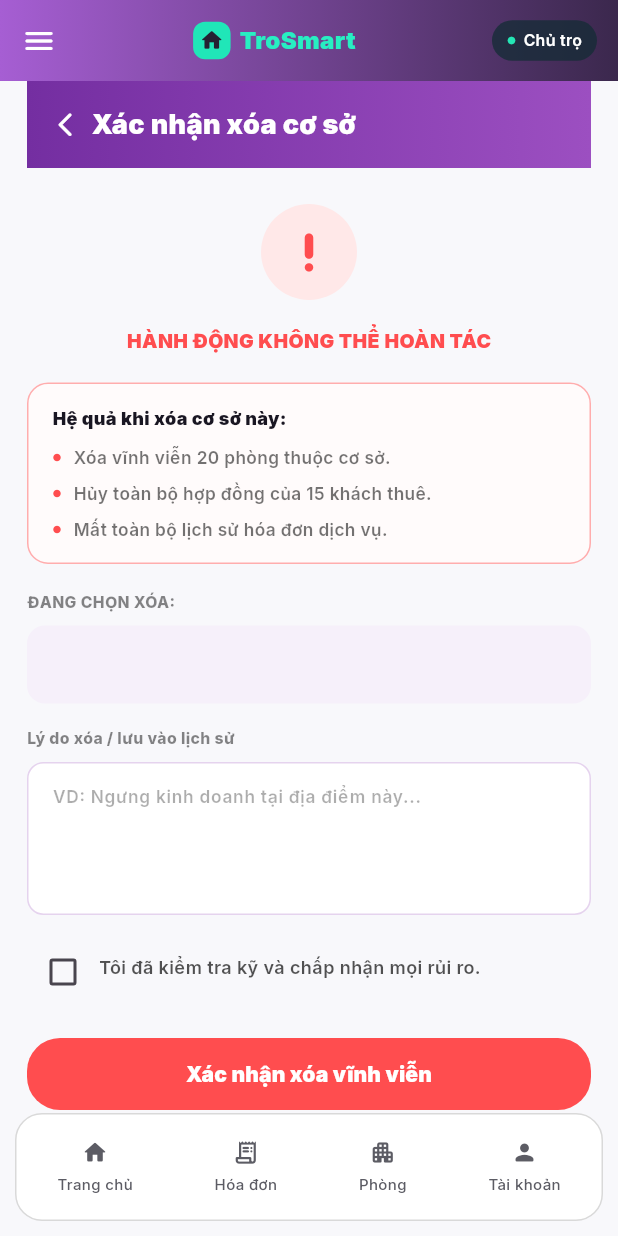
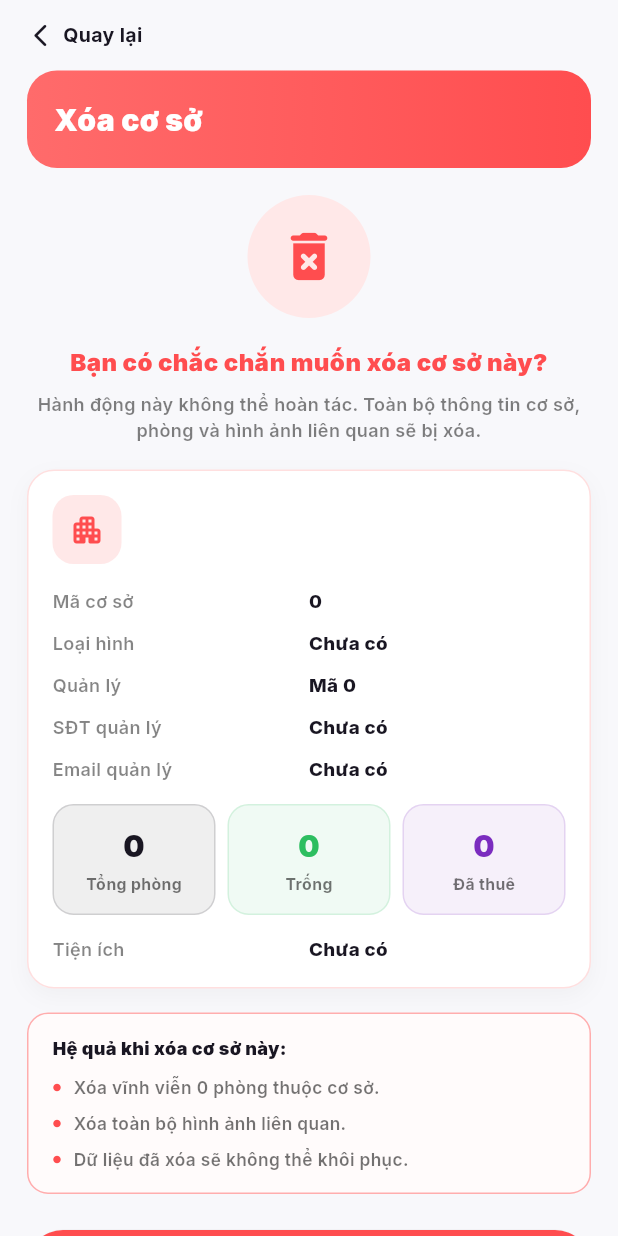
Before and after one commit to Duckmanz205/TroSmart, a Flutter app: the DeleteCoSoView screen opened directly with empty values, on a phone screen of 412 x 824 dp. Run offline on Flutter 3.47's test engine with Material 3 defaults, Android fonts, the phone set to English and light mode, and no system bars; our stand-ins replace fl_chart, flutter_map, google_fonts, image_picker, latlong2, lucide_icons; network calls fail.

Commit message:
Update CS & Phong

```diff
--- a/trosmart/lib/views/admin/add_co_so_view.dart
+++ b/trosmart/lib/views/admin/add_co_so_view.dart
@@ -9,7 +9,12 @@ import '../../logic/admin/co_so_service.dart';
 import '../../models/admin/tien_ich_model.dart';
 
 class AddCoSoView extends StatefulWidget {
-  const AddCoSoView({super.key});
+  final int maQuanLy;
+
+  const AddCoSoView({
+    super.key,
+    required this.maQuanLy,
+  });
 
   @override
   State<AddCoSoView> createState() => _AddCoSoViewState();
@@ -172,7 +177,7 @@ class _AddCoSoViewState extends State<AddCoSoView> {
         diaChi: _diaChiController.text.trim(),
         loaiHinh: _loaiHinh,
         moTa: _moTaController.text.trim(),
-        maQuanLy: null,
+        maQuanLy: widget.maQuanLy,
         latitude: _latitude,
         longitude: _longitude,
         maTienIchIds: _selectedTienIchIds.toList(),
--- a/trosmart/lib/views/admin/co_so_management_view.dart
+++ b/trosmart/lib/views/admin/co_so_management_view.dart
@@ -387,7 +387,9 @@ class _CoSoManagementViewState extends State<CoSoManagementView> {
         final result = await Navigator.push(
           context,
           MaterialPageRoute(
-              builder: (_) => const AddCoSoView(),
+            builder: (_) => AddCoSoView(
+              maQuanLy: widget.maQuanLy,
+            ),
           ),
         );
 
--- a/trosmart/lib/views/admin/delete_co_so_view.dart
+++ b/trosmart/lib/views/admin/delete_co_so_view.dart
@@ -17,27 +17,10 @@ class DeleteCoSoView extends StatefulWidget {
 
 class _DeleteCoSoViewState extends State<DeleteCoSoView> {
   final CoSoService _service = CoSoService();
-  final TextEditingController _reasonController = TextEditingController();
 
-  bool _confirmed = false;
   bool _isLoading = false;
 
-  @override
-  void dispose() {
-    _reasonController.dispose();
-    super.dispose();
-  }
-
   Future<void> _delete() async {
-    if (!_confirmed) {
-      ScaffoldMessenger.of(context).showSnackBar(
-        const SnackBar(
-          content: Text('Bạn cần xác nhận đã kiểm tra kỹ trước khi xóa'),
-        ),
-      );
-      return;
-    }
-
     setState(() {
       _isLoading = true;
     });
@@ -48,9 +31,7 @@ class _DeleteCoSoViewState extends State<DeleteCoSoView> {
       if (!mounted) return;
 
       ScaffoldMessenger.of(context).showSnackBar(
-        const SnackBar(
-          content: Text('Đã xóa cơ sở'),
-        ),
+        const SnackBar(content: Text('Đã xóa cơ sở')),
       );
 
       Navigator.pop(context, true);
@@ -58,9 +39,7 @@ class _DeleteCoSoViewState extends State<DeleteCoSoView> {
       if (!mounted) return;
 
       ScaffoldMessenger.of(context).showSnackBar(
-        SnackBar(
-          content: Text('Không thể xóa: $e'),
-        ),
+        SnackBar(content: Text('Không thể xóa: $e')),
       );
     } finally {
       if (mounted) {
@@ -82,132 +61,204 @@ class _DeleteCoSoViewState extends State<DeleteCoSoView> {
     return Scaffold(
       backgroundColor: const Color(0xFFF8F8FB),
       body: SafeArea(
-        child: Column(
-          children: [
-            _buildTopBar(),
-            Expanded(
         child: SingleChildScrollView(
-                padding: const EdgeInsets.fromLTRB(18, 0, 18, 100),
+          padding: const EdgeInsets.fromLTRB(18, 14, 18, 30),
           child: Column(
             crossAxisAlignment: CrossAxisAlignment.start,
             children: [
-                    _buildHeader(),
+              _buildBackRow(),
+              const SizedBox(height: 14),
+              _buildHeaderCard(),
+              const SizedBox(height: 18),
+              _buildWarningIcon(),
+              const SizedBox(height: 18),
+              _buildIntroText(),
+              const SizedBox(height: 18),
+              _buildInfoCard(coSo),
+              const SizedBox(height: 16),
+              _buildWarningBox(coSo),
               const SizedBox(height: 24),
-                    Center(
-                      child: Container(
-                        width: 64,
-                        height: 64,
-                        decoration: BoxDecoration(
-                          color: const Color(0xFFFFE8E8),
-                          borderRadius: BorderRadius.circular(32),
-                        ),
-                        child: const Icon(
-                          Icons.priority_high_rounded,
-                          color: Color(0xFFFF4D4F),
-                          size: 34,
-                        ),
-                      ),
-                    ),
-                    const SizedBox(height: 18),
-                    const Center(
-                      child: Text(
-                        'HÀNH ĐỘNG KHÔNG THỂ HOÀN TÁC',
-                        style: TextStyle(
-                          color: Color(0xFFFF4D4F),
-                          fontSize: 13,
-                          fontWeight: FontWeight.w900,
-                        ),
-                      ),
-                    ),
-                    const SizedBox(height: 18),
-                    _buildWarningBox(),
-                    const SizedBox(height: 18),
-                    _sectionLabel('ĐANG CHỌN XÓA:'),
-                    const SizedBox(height: 8),
-                    _buildSelectedCoSoBox(coSo.tenCoSo),
-                    const SizedBox(height: 16),
-                    _sectionLabel('Lý do xóa / lưu vào lịch sử'),
-                    const SizedBox(height: 8),
-                    _buildReasonBox(),
-                    const SizedBox(height: 14),
-                    _buildConfirmCheckbox(),
-                    const SizedBox(height: 20),
               _buildDeleteButton(),
-                    const SizedBox(height: 10),
+              const SizedBox(height: 12),
               _buildBackButton(),
             ],
           ),
         ),
       ),
-          ],
-        ),
-      ),
-      bottomNavigationBar: _buildBottomNavigation(),
     );
   }
 
-  Widget _buildTopBar() {
-    return Container(
-      height: 54,
-      padding: const EdgeInsets.symmetric(horizontal: 14),
-      decoration: const BoxDecoration(
-        gradient: LinearGradient(
-          colors: [
-            Color(0xFFA65ED3),
-            Color(0xFF3B284D),
+  Widget _buildBackRow() {
+    return GestureDetector(
+      onTap: _goBack,
+      child: const Row(
+        mainAxisSize: MainAxisSize.min,
+        children: [
+          Icon(
+            Icons.arrow_back_ios_new_rounded,
+            size: 18,
+            color: Color(0xFF191622),
+          ),
+          SizedBox(width: 6),
+          Text(
+            'Quay lại',
+            style: TextStyle(
+              color: Color(0xFF191622),
+              fontSize: 13,
+              fontWeight: FontWeight.w700,
+            ),
+          ),
         ],
       ),
+    );
+  }
+
+  Widget _buildHeaderCard() {
+    return Container(
+      width: double.infinity,
+      padding: const EdgeInsets.fromLTRB(18, 18, 18, 18),
+      decoration: BoxDecoration(
+        gradient: const LinearGradient(
+          colors: [
+            Color(0xFFFF6B6B),
+            Color(0xFFFF4D4F),
+          ],
         ),
-      child: Row(
-        children: [
-          const Icon(
-            Icons.menu_rounded,
+        borderRadius: BorderRadius.circular(20),
+      ),
+      child: const Text(
+        'Xóa cơ sở',
+        style: TextStyle(
           color: Colors.white,
-            size: 24,
+          fontSize: 20,
+          fontWeight: FontWeight.w900,
         ),
-          const Spacer(),
-          Container(
-            width: 25,
-            height: 25,
+      ),
+    );
+  }
+
+  Widget _buildWarningIcon() {
+    return Center(
+      child: Container(
+        width: 82,
+        height: 82,
         decoration: BoxDecoration(
-              color: const Color(0xFF20E6B8),
-              borderRadius: BorderRadius.circular(8),
+          color: const Color(0xFFFFE8E8),
+          borderRadius: BorderRadius.circular(41),
         ),
         child: const Icon(
-              Icons.home_rounded,
-              color: Color(0xFF252032),
-              size: 17,
+          Icons.delete_forever_rounded,
+          color: Color(0xFFFF4D4F),
+          size: 42,
         ),
       ),
-          const SizedBox(width: 6),
-          const Text(
-            'TroSmart',
+    );
+  }
+
+  Widget _buildIntroText() {
+    return Column(
+      children: [
+        const Center(
+          child: Text(
+            'Bạn có chắc chắn muốn xóa cơ sở này?',
+            textAlign: TextAlign.center,
             style: TextStyle(
-              color: Color(0xFF27EFC2),
+              color: Color(0xFFFF4D4F),
               fontSize: 16,
               fontWeight: FontWeight.w900,
             ),
           ),
-          const Spacer(),
+        ),
+        const SizedBox(height: 8),
+        Center(
+          child: Text(
+            'Hành động này không thể hoàn tác. Toàn bộ thông tin cơ sở, phòng và hình ảnh liên quan sẽ bị xóa.',
+            textAlign: TextAlign.center,
+            style: TextStyle(
+              color: Colors.black.withOpacity(0.5),
+              fontSize: 12,
+              height: 1.45,
+              fontWeight: FontWeight.w600,
+            ),
+          ),
+        ),
+      ],
+    );
+  }
+
+  Widget _buildInfoCard(CoSoDetailModel coSo) {
+    final managerName = (coSo.tenQuanLy != null && coSo.tenQuanLy!.isNotEmpty)
+        ? coSo.tenQuanLy!
+        : (coSo.maQuanLy == null ? 'Chưa gán' : 'Mã ${coSo.maQuanLy}');
+
+    final phone = (coSo.soDienThoaiQuanLy != null &&
+            coSo.soDienThoaiQuanLy!.isNotEmpty)
+        ? coSo.soDienThoaiQuanLy!
+        : 'Chưa có';
+
+    final email =
+        (coSo.emailQuanLy != null && coSo.emailQuanLy!.isNotEmpty)
+            ? coSo.emailQuanLy!
+            : 'Chưa có';
+
+    return Container(
+      width: double.infinity,
+      padding: const EdgeInsets.all(16),
+      decoration: BoxDecoration(
+        color: Colors.white,
+        borderRadius: BorderRadius.circular(18),
+        border: Border.all(
+          color: const Color(0xFFFF4D4F).withOpacity(0.18),
+        ),
+        boxShadow: [
+          BoxShadow(
+            color: Colors.black.withOpacity(0.035),
+            blurRadius: 12,
+            offset: const Offset(0, 5),
+          ),
+        ],
+      ),
+      child: Column(
+        children: [
+          Row(
+            children: [
               Container(
-            padding: const EdgeInsets.symmetric(horizontal: 10, vertical: 6),
+                width: 46,
+                height: 46,
                 decoration: BoxDecoration(
-              color: const Color(0xFF132B34).withOpacity(0.75),
-              borderRadius: BorderRadius.circular(18),
+                  color: const Color(0xFFFFE8E8),
+                  borderRadius: BorderRadius.circular(14),
                 ),
-            child: const Row(
+                child: const Icon(
+                  Icons.apartment_rounded,
+                  color: Color(0xFFFF4D4F),
+                  size: 24,
+                ),
+              ),
+              const SizedBox(width: 12),
+              Expanded(
+                child: Column(
+                  crossAxisAlignment: CrossAxisAlignment.start,
                   children: [
-                Icon(
-                  Icons.circle,
-                  size: 6,
-                  color: Color(0xFF24E6B5),
+                    Text(
+                      coSo.tenCoSo,
+                      maxLines: 1,
+                      overflow: TextOverflow.ellipsis,
+                      style: const TextStyle(
+                        color: Color(0xFF191622),
+                        fontSize: 18,
+                        fontWeight: FontWeight.w900,
                       ),
-                SizedBox(width: 5),
+                    ),
+                    const SizedBox(height: 4),
                     Text(
-                  'Chủ trọ',
+                      coSo.diaChi,
+                      maxLines: 2,
+                      overflow: TextOverflow.ellipsis,
                       style: TextStyle(
-                    color: Colors.white,
-                    fontSize: 10.5,
+                        color: Colors.black.withOpacity(0.55),
+                        fontSize: 12,
+                        height: 1.35,
                         fontWeight: FontWeight.w600,
                       ),
                     ),
@@ -216,40 +267,91 @@ class _DeleteCoSoViewState extends State<DeleteCoSoView> {
               ),
             ],
           ),
+          const SizedBox(height: 16),
+          _infoRow('Mã cơ sở', coSo.maCoSo.toString()),
+          const SizedBox(height: 10),
+          _infoRow(
+            'Loại hình',
+            coSo.loaiHinh.isEmpty ? 'Chưa có' : coSo.loaiHinh,
+          ),
+          const SizedBox(height: 10),
+          _infoRow('Quản lý', managerName),
+          const SizedBox(height: 10),
+          _infoRow('SĐT quản lý', phone),
+          const SizedBox(height: 10),
+          _infoRow('Email quản lý', email),
+          const SizedBox(height: 14),
+          _buildStatsRow(coSo),
+          const SizedBox(height: 14),
+          _buildTienIchPreview(coSo),
+        ],
+      ),
     );
   }
 
-  Widget _buildHeader() {
-    return Container(
-      width: double.infinity,
-      height: 58,
-      padding: const EdgeInsets.symmetric(horizontal: 16),
-      decoration: const BoxDecoration(
-        gradient: LinearGradient(
-          colors: [
-            Color(0xFF742EA1),
-            Color(0xFF9C4FC1),
-          ],
-        ),
-      ),
-      alignment: Alignment.centerLeft,
-      child: Row(
+  Widget _buildStatsRow(CoSoDetailModel coSo) {
+    return Row(
       children: [
-          GestureDetector(
-            onTap: _goBack,
-            child: const Icon(
-              Icons.arrow_back_ios_new_rounded,
-              color: Colors.white,
-              size: 19,
+        Expanded(
+          child: _statBox(
+            label: 'Tổng phòng',
+            value: coSo.tongPhong.toString(),
+            color: const Color(0xFF191622),
           ),
         ),
         const SizedBox(width: 8),
-          const Text(
-            'Xác nhận xóa cơ sở',
+        Expanded(
+          child: _statBox(
+            label: 'Trống',
+            value: coSo.phongTrong.toString(),
+            color: const Color(0xFF2DBE60),
+          ),
+        ),
+        const SizedBox(width: 8),
+        Expanded(
+          child: _statBox(
+            label: 'Đã thuê',
+            value: coSo.daThue.toString(),
+            color: const Color(0xFF7B2CBF),
+          ),
+        ),
+      ],
+    );
+  }
+
+  Widget _statBox({
+    required String label,
+    required String value,
+    required Color color,
+  }) {
+    return Container(
+      padding: const EdgeInsets.symmetric(vertical: 12, horizontal: 8),
+      decoration: BoxDecoration(
+        color: color.withOpacity(0.07),
+        borderRadius: BorderRadius.circular(14),
+        border: Border.all(
+          color: color.withOpacity(0.15),
+        ),
+      ),
+      child: Column(
+        children: [
+          Text(
+            value,
             style: TextStyle(
-              color: Colors.white,
-              fontSize: 18,
+              color: color,
+              fontSize: 20,
               fontWeight: FontWeight.w900,
+            ),
+          ),
+          const SizedBox(height: 4),
+          Text(
+            label,
+            maxLines: 1,
+            overflow: TextOverflow.ellipsis,
+            style: TextStyle(
+              color: Colors.black.withOpacity(0.55),
+              fontSize: 10.5,
+              fontWeight: FontWeight.w700,
             ),
           ),
         ],
@@ -257,7 +359,49 @@ class _DeleteCoSoViewState extends State<DeleteCoSoView> {
     );
   }
 
-  Widget _buildWarningBox() {
+  Widget _buildTienIchPreview(CoSoDetailModel coSo) {
+    if (coSo.tienIches.isEmpty) {
+      return _infoRow('Tiện ích', 'Chưa có');
+    }
+
+    return Column(
+      crossAxisAlignment: CrossAxisAlignment.start,
+      children: [
+        _sectionLabel('TIỆN ÍCH CƠ SỞ'),
+        const SizedBox(height: 8),
+        Align(
+          alignment: Alignment.centerLeft,
+          child: Wrap(
+            spacing: 8,
+            runSpacing: 8,
+            children: coSo.tienIches.take(6).map((item) {
+              return Container(
+                padding:
+                    const EdgeInsets.symmetric(horizontal: 10, vertical: 7),
+                decoration: BoxDecoration(
+                  color: const Color(0xFFF2E9FA),
+                  borderRadius: BorderRadius.circular(18),
+                  border: Border.all(
+                    color: const Color(0xFF8A36B0).withOpacity(0.18),
+                  ),
+                ),
+                child: Text(
+                  item.tenTienIch,
+                  style: const TextStyle(
+                    color: Color(0xFF7B2CBF),
+                    fontSize: 10.5,
+                    fontWeight: FontWeight.w800,
+                  ),
+                ),
+              );
+            }).toList(),
+          ),
+        ),
+      ],
+    );
+  }
+
+  Widget _buildWarningBox(CoSoDetailModel coSo) {
     return Container(
       width: double.infinity,
       padding: const EdgeInsets.fromLTRB(16, 14, 16, 14),
@@ -270,8 +414,8 @@ class _DeleteCoSoViewState extends State<DeleteCoSoView> {
       ),
       child: Column(
         crossAxisAlignment: CrossAxisAlignment.start,
-        children: const [
-          Text(
+        children: [
+          const Text(
             'Hệ quả khi xóa cơ sở này:',
             style: TextStyle(
               color: Color(0xFF191622),
@@ -279,112 +423,30 @@ class _DeleteCoSoViewState extends State<DeleteCoSoView> {
               fontWeight: FontWeight.w900,
             ),
           ),
-          SizedBox(height: 10),
-          _WarningLine(text: 'Xóa vĩnh viễn 20 phòng thuộc cơ sở.'),
-          SizedBox(height: 8),
-          _WarningLine(text: 'Hủy toàn bộ hợp đồng của 15 khách thuê.'),
-          SizedBox(height: 8),
-          _WarningLine(text: 'Mất toàn bộ lịch sử hóa đơn dịch vụ.'),
+          const SizedBox(height: 10),
+          _WarningLine(
+            text: 'Xóa vĩnh viễn ${coSo.tongPhong} phòng thuộc cơ sở.',
+          ),
+          const SizedBox(height: 8),
+          const _WarningLine(text: 'Xóa toàn bộ hình ảnh liên quan.'),
+          const SizedBox(height: 8),
+          const _WarningLine(text: 'Dữ liệu đã xóa sẽ không thể khôi phục.'),
         ],
       ),
-    );
-  }
-
-  Widget _buildSelectedCoSoBox(String tenCoSo) {
-    return Container(
-      width: double.infinity,
-      padding: const EdgeInsets.symmetric(horizontal: 16, vertical: 17),
-      decoration: BoxDecoration(
-        color: const Color(0xFFF6F0FA),
-        borderRadius: BorderRadius.circular(12),
-      ),
-      child: Text(
-        tenCoSo,
-        style: const TextStyle(
-          color: Color(0xFF7B2CBF),
-          fontSize: 13,
-          fontWeight: FontWeight.w900,
-        ),
-      ),
-    );
-  }
-
-  Widget _buildReasonBox() {
-    return TextField(
-      controller: _reasonController,
-      maxLines: 4,
-      style: const TextStyle(
-        fontSize: 12.5,
-        fontWeight: FontWeight.w600,
-        color: Color(0xFF191622),
-      ),
-      decoration: InputDecoration(
-        hintText: 'VD: Ngưng kinh doanh tại địa điểm này...',
-        hintStyle: TextStyle(
-          color: Colors.black.withOpacity(0.32),
-          fontSize: 11.5,
-        ),
-        filled: true,
-        fillColor: Colors.white,
-        contentPadding: const EdgeInsets.all(13),
-        enabledBorder: OutlineInputBorder(
-          borderRadius: BorderRadius.circular(11),
-          borderSide: BorderSide(
-            color: const Color(0xFF8A36B0).withOpacity(0.22),
-          ),
-        ),
-        focusedBorder: OutlineInputBorder(
-          borderRadius: BorderRadius.circular(11),
-          borderSide: const BorderSide(
-            color: Color(0xFF8A36B0),
-          ),
-        ),
-      ),
-    );
-  }
-
-  Widget _buildConfirmCheckbox() {
-    return Row(
-      crossAxisAlignment: CrossAxisAlignment.start,
-      children: [
-        Checkbox(
-          value: _confirmed,
-          activeColor: const Color(0xFFFF4D4F),
-          onChanged: (value) {
-            setState(() {
-              _confirmed = value ?? false;
-            });
-          },
-        ),
-        Expanded(
-          child: Padding(
-            padding: const EdgeInsets.only(top: 12),
-            child: Text(
-              'Tôi đã kiểm tra kỹ và chấp nhận mọi rủi ro.',
-              style: TextStyle(
-                color: Colors.black.withOpacity(0.68),
-                fontSize: 12,
-                fontWeight: FontWeight.w600,
-              ),
-            ),
-          ),
-        ),
-      ],
     );
   }
 
   Widget _buildDeleteButton() {
     return SizedBox(
       width: double.infinity,
-      height: 48,
+      height: 50,
       child: ElevatedButton(
         onPressed: _isLoading ? null : _delete,
         style: ElevatedButton.styleFrom(
           backgroundColor: const Color(0xFFFF4D4F),
           foregroundColor: Colors.white,
-          elevation: 0,
           shape: RoundedRectangleBorder(
-            borderRadius: BorderRadius.circular(22),
+            borderRadius: BorderRadius.circular(24),
           ),
         ),
         child: _isLoading
@@ -397,10 +459,8 @@ class _DeleteCoSoViewState extends State<DeleteCoSoView> {
                 ),
               )
             : const Text(
-                'Xác nhận xóa vĩnh viễn',
-                style: TextStyle(
-                  fontWeight: FontWeight.w900,
-                ),
+                'Xác nhận xóa',
+                style: TextStyle(fontWeight: FontWeight.w900),
               ),
       ),
     );
@@ -409,26 +469,50 @@ class _DeleteCoSoViewState extends State<DeleteCoSoView> {
   Widget _buildBackButton() {
     return SizedBox(
       width: double.infinity,
-      height: 48,
+      height: 50,
       child: OutlinedButton(
         onPressed: _isLoading ? null : _goBack,
         style: OutlinedButton.styleFrom(
-          foregroundColor: const Color(0xFF7B2CBF),
-          side: const BorderSide(
-            color: Color(0xFF7B2CBF),
-            width: 1.2,
-          ),
+          foregroundColor: const Color(0xFF7430A3),
+          side: const BorderSide(color: Color(0xFF7430A3)),
           shape: RoundedRectangleBorder(
-            borderRadius: BorderRadius.circular(22),
+            borderRadius: BorderRadius.circular(24),
           ),
         ),
         child: const Text(
           'Quay lại',
+          style: TextStyle(fontWeight: FontWeight.w900),
+        ),
+      ),
+    );
+  }
+
+  Widget _infoRow(String label, String value) {
+    return Row(
+      children: [
+        Expanded(
+          child: Text(
+            label,
             style: TextStyle(
-            fontWeight: FontWeight.w900,
+              color: Colors.black.withOpacity(0.48),
+              fontSize: 12,
+              fontWeight: FontWeight.w600,
             ),
           ),
         ),
+        Flexible(
+          child: Text(
+            value,
+            textAlign: TextAlign.right,
+            overflow: TextOverflow.ellipsis,
+            style: const TextStyle(
+              color: Color(0xFF191622),
+              fontSize: 12.5,
+              fontWeight: FontWeight.w800,
+            ),
+          ),
+        ),
+      ],
     );
   }
 
@@ -439,41 +523,6 @@ class _DeleteCoSoViewState extends State<DeleteCoSoView> {
         color: Colors.black.withOpacity(0.48),
         fontSize: 10.5,
         fontWeight: FontWeight.w800,
-      ),
-    );
-  }
-
-  Widget _buildBottomNavigation() {
-    return Container(
-      height: 72,
-      margin: const EdgeInsets.fromLTRB(10, 0, 10, 10),
-      decoration: BoxDecoration(
-        color: Colors.white,
-        borderRadius: BorderRadius.circular(18),
-        border: Border.all(
-          color: Colors.black.withOpacity(0.15),
-        ),
-      ),
-      child: const Row(
-        mainAxisAlignment: MainAxisAlignment.spaceAround,
-        children: [
-          _BottomNavItem(
-            icon: Icons.home_rounded,
-            label: 'Trang chủ',
-          ),
-          _BottomNavItem(
-            icon: Icons.receipt_long_rounded,
-            label: 'Hóa đơn',
-          ),
-          _BottomNavItem(
-            icon: Icons.apartment_rounded,
-            label: 'Phòng',
-          ),
-          _BottomNavItem(
-            icon: Icons.person_rounded,
-            label: 'Tài khoản',
-          ),
-        ],
       ),
     );
   }
@@ -510,36 +559,3 @@ class _WarningLine extends StatelessWidget {
     );
   }
 }
-
-class _BottomNavItem extends StatelessWidget {
-  final IconData icon;
-  final String label;
-
-  const _BottomNavItem({
-    required this.icon,
-    required this.label,
-  });
-
-  @override
-  Widget build(BuildContext context) {
-    return Column(
-      mainAxisAlignment: MainAxisAlignment.center,
-      children: [
-        Icon(
-          icon,
-          size: 18,
-          color: const Color(0xFF5C5C64),
-        ),
-        const SizedBox(height: 5),
-        Text(
-          label,
-          style: const TextStyle(
-            fontSize: 10,
-            color: Color(0xFF5C5C64),
-            fontWeight: FontWeight.w500,
-          ),
-        ),
-      ],
-    );
-  }
-}
```
Lines whose indentation alone changed are shown as unchanged.
